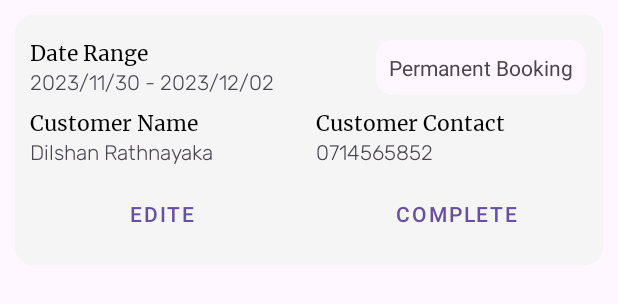
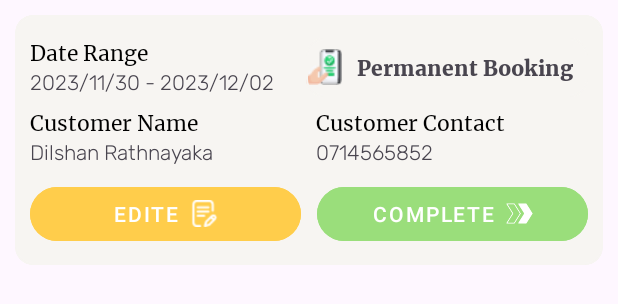
Before and after one commit to NiwanthaR/TRR_App, an Android app: the layout all_booking_single_unite.xml on its own in the app's theme, with its tools: preview values and no code run, on a phone screen of 412 x 824 dp. Shown: the top 304 px of the screen. Run offline under Robolectric (Android 15) with nearby library versions, the phone set to English and light mode, and no system bars.

Commit message:
Modify All Booking View

```diff
--- a/app/src/main/res/layout/all_booking_single_unite.xml
+++ b/app/src/main/res/layout/all_booking_single_unite.xml
@@ -13,8 +13,8 @@
         android:id="@+id/ab_quickBookingSingleUI"
         android:layout_width="match_parent"
         android:layout_height="wrap_content"
-        app:strokeColor="@color/dark_dull_ash"
-        android:backgroundTint="@color/dark_dull_ash">
+        app:strokeColor="@color/booking_single_ui_background"
+        android:backgroundTint="@color/booking_single_ui_background">
 
         <RelativeLayout
             android:layout_width="match_parent"
@@ -33,7 +33,8 @@
 
             <com.google.android.material.card.MaterialCardView
                 android:id="@+id/ab_bookingCategoryCard"
-                app:strokeColor="@color/dark_dull_ash"
+                app:strokeColor="@color/booking_single_ui_background"
+                app:cardBackgroundColor="@color/booking_single_ui_background"
                 android:layout_width="wrap_content"
                 android:layout_height="wrap_content"
                 android:layout_alignParentEnd="true"
@@ -41,12 +42,26 @@
                 android:layout_marginTop="15dp"
                 android:layout_marginEnd="10dp">
 
+                <LinearLayout
+                    android:layout_width="match_parent"
+                    android:layout_height="match_parent"
+                    android:orientation="horizontal">
+
+                    <ImageView
+                        android:id="@+id/img_bookingType_icon"
+                        android:layout_width="wrap_content"
+                        android:layout_height="wrap_content"
+                        android:layout_gravity="center_vertical"
+                        android:src="@drawable/icon_booking_green"/>
+
                     <TextView
                         android:id="@+id/ab_bookingCategoryText"
                         android:layout_width="wrap_content"
                         android:layout_height="wrap_content"
                         android:layout_margin="10dp"
+                        android:fontFamily="@font/merriweather_black"
                         android:text="Permanent Booking"/>
+                </LinearLayout>
             </com.google.android.material.card.MaterialCardView>
 
             <TextView
@@ -128,21 +143,34 @@
 
                     <com.google.android.material.button.MaterialButton
                         android:id="@+id/ab_btn_edite"
-                        style="@style/Widget.MaterialComponents.Button.TextButton"
+                        style="@style/Widget.MaterialComponents.Button.UnelevatedButton"
+                        app:cornerRadius="20dp"
                         android:text="Edite"
+                        android:backgroundTint="@color/app_edite_btn_background"
+                        app:icon="@drawable/edit_booking_icon"
+                        app:iconGravity="textEnd"
+                        android:layout_marginStart="10dp"
+                        android:layout_marginEnd="5dp"
                         android:layout_width="match_parent"
-                        android:layout_height="wrap_content"/>
+                        android:layout_height="match_parent"/>
                 </LinearLayout>
 
                 <LinearLayout
+                    android:id="@+id/completeBtnLayout"
                     android:layout_width="0dp"
                     android:layout_height="wrap_content"
                     android:layout_weight="1">
 
                     <com.google.android.material.button.MaterialButton
                         android:id="@+id/ab_btn_complete"
-                        style="@style/Widget.MaterialComponents.Button.TextButton"
+                        style="@style/Widget.MaterialComponents.Button.UnelevatedButton"
+                        app:cornerRadius="20dp"
+                        android:layout_marginEnd="10dp"
+                        android:layout_marginStart="5dp"
                         android:text="Complete"
+                        android:backgroundTint="@color/app_accept_btn_background"
+                        app:icon="@drawable/navigate_right_arrow"
+                        app:iconGravity="textEnd"
                         android:layout_width="match_parent"
                         android:layout_height="match_parent"/>
                 </LinearLayout>
--- a/app/src/main/res/values/colors.xml
+++ b/app/src/main/res/values/colors.xml
@@ -19,6 +19,13 @@
 
     <color name="app_background_accept_btn">#00b33c</color>
     <color name="app_backgrounf_cancel_btn">#cc2900</color>
+    <color name="app_accept_btn_background">#9ADE7B</color>
+    <color name="app_edite_btn_background">#FFCD4B</color>
+
+    <color name="booking_category_permanent">#367E18</color>
+    <color name="booking_category_temporary">#D2001A</color>
+    <color name="booking_single_ui_background">#F7F5F2</color>
+    <color name="booking_single_ui_background2">#DDDDDD</color>
 
     <!--font colour splash -->
     <color name="app_splash_copyrights">#30424242</color>
```
Also changed, not shown: app/src/main/java/com/example/trr_app/adaptor/AllBookingEditeAdaptor.kt (+26 -5 lines), app/src/main/java/com/example/trr_app/model/QuickBooking.java (+42 -0 lines), app/src/main/res/drawable/edit_booking_icon.png (added), app/src/main/res/drawable/icon_booking_green.png (added), app/src/main/res/drawable/icon_booking_red.png (added). Lines whose indentation alone changed are shown as unchanged.
